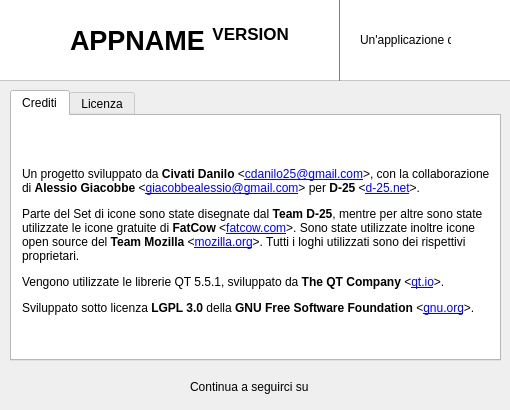
Above: about.ui from D-25/openChecksum before the change. Below: the same form after it.
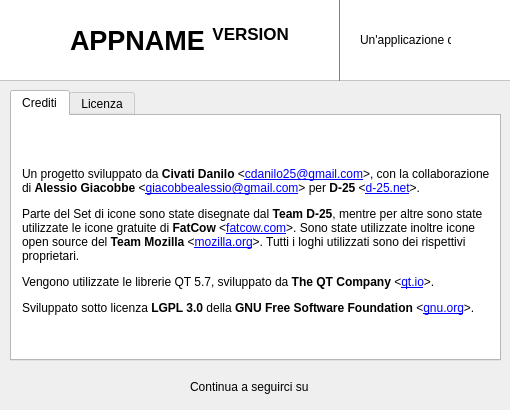
That is the form after the change. Icons and pictures are not drawn.

Commit message: QT Info updated.

Patch:
```diff
--- a/about.ui
+++ b/about.ui
@@ -994,7 +994,7 @@
       </rect>
      </property>
      <property name="text">
-      <string extracomment="Please mantain Style sheet.">&lt;html&gt;&lt;head/&gt;&lt;body&gt;&lt;p&gt;Un progetto sviluppato da &lt;span style=&quot; font-weight:600;&quot;&gt;Civati Danilo&lt;/span&gt; &amp;lt;&lt;a href=&quot;mailto:cdanilo25@gmail.com&quot;&gt;&lt;span style=&quot; text-decoration: underline; color:#0000ff;&quot;&gt;cdanilo25@gmail.com&lt;/span&gt;&lt;/a&gt;&amp;gt;, con la collaborazione di &lt;span style=&quot; font-weight:600;&quot;&gt;Alessio Giacobbe&lt;/span&gt; &amp;lt;&lt;a href=&quot;mailto:giacobbealessio@gmail.com&quot;&gt;&lt;span style=&quot; text-decoration: underline; color:#0000ff;&quot;&gt;giacobbealessio@gmail.com&lt;/span&gt;&lt;/a&gt;&amp;gt; per &lt;span style=&quot; font-weight:600;&quot;&gt;D-25 &lt;/span&gt;&amp;lt;&lt;a href=&quot;http://d-25.net&quot;&gt;&lt;span style=&quot; text-decoration: underline; color:#0000ff;&quot;&gt;d-25.net&lt;/span&gt;&lt;/a&gt;&amp;gt;.&lt;/p&gt;&lt;p&gt;Parte del Set di icone sono state disegnate dal &lt;span style=&quot; font-weight:600;&quot;&gt;Team D-25&lt;/span&gt;, mentre per altre sono state utilizzate le icone gratuite di &lt;span style=&quot; font-weight:600;&quot;&gt;FatCow &lt;/span&gt;&amp;lt;&lt;a href=&quot;http://fatcow.com&quot;&gt;&lt;span style=&quot; text-decoration: underline; color:#0000ff;&quot;&gt;fatcow.com&lt;/span&gt;&lt;/a&gt;&amp;gt;. Sono state utilizzate inoltre icone open source del &lt;span style=&quot; font-weight:600;&quot;&gt;Team Mozilla &lt;/span&gt;&amp;lt;&lt;a href=&quot;http://www.mozilla.org&quot;&gt;&lt;span style=&quot; text-decoration: underline; color:#0000ff;&quot;&gt;mozilla.org&lt;/span&gt;&lt;/a&gt;&amp;gt;. Tutti i loghi utilizzati sono dei rispettivi proprietari.&lt;/p&gt;&lt;p&gt;Vengono utilizzate le librerie QT 5.5.1, sviluppato da &lt;span style=&quot; font-weight:600;&quot;&gt;The QT Company &lt;/span&gt;&amp;lt;&lt;a href=&quot;http://qt.io&quot;&gt;&lt;span style=&quot; text-decoration: underline; color:#0000ff;&quot;&gt;qt.io&lt;/span&gt;&lt;/a&gt;&amp;gt;.&lt;/p&gt;&lt;p&gt;Sviluppato sotto licenza &lt;span style=&quot; font-weight:600;&quot;&gt;LGPL 3.0&lt;/span&gt; della &lt;span style=&quot; font-weight:600;&quot;&gt;GNU Free Software Foundation &lt;/span&gt;&amp;lt;&lt;a href=&quot;http://gnu.org&quot;&gt;&lt;span style=&quot; text-decoration: underline; color:#0000ff;&quot;&gt;gnu.org&lt;/span&gt;&lt;/a&gt;&amp;gt;.&lt;/p&gt;&lt;/body&gt;&lt;/html&gt;</string>
+      <string extracomment="Please mantain Style sheet.">&lt;html&gt;&lt;head/&gt;&lt;body&gt;&lt;p&gt;Un progetto sviluppato da &lt;span style=&quot; font-weight:600;&quot;&gt;Civati Danilo&lt;/span&gt; &amp;lt;&lt;a href=&quot;mailto:cdanilo25@gmail.com&quot;&gt;&lt;span style=&quot; text-decoration: underline; color:#0000ff;&quot;&gt;cdanilo25@gmail.com&lt;/span&gt;&lt;/a&gt;&amp;gt;, con la collaborazione di &lt;span style=&quot; font-weight:600;&quot;&gt;Alessio Giacobbe&lt;/span&gt; &amp;lt;&lt;a href=&quot;mailto:giacobbealessio@gmail.com&quot;&gt;&lt;span style=&quot; text-decoration: underline; color:#0000ff;&quot;&gt;giacobbealessio@gmail.com&lt;/span&gt;&lt;/a&gt;&amp;gt; per &lt;span style=&quot; font-weight:600;&quot;&gt;D-25 &lt;/span&gt;&amp;lt;&lt;a href=&quot;http://d-25.net&quot;&gt;&lt;span style=&quot; text-decoration: underline; color:#0000ff;&quot;&gt;d-25.net&lt;/span&gt;&lt;/a&gt;&amp;gt;.&lt;/p&gt;&lt;p&gt;Parte del Set di icone sono state disegnate dal &lt;span style=&quot; font-weight:600;&quot;&gt;Team D-25&lt;/span&gt;, mentre per altre sono state utilizzate le icone gratuite di &lt;span style=&quot; font-weight:600;&quot;&gt;FatCow &lt;/span&gt;&amp;lt;&lt;a href=&quot;http://fatcow.com&quot;&gt;&lt;span style=&quot; text-decoration: underline; color:#0000ff;&quot;&gt;fatcow.com&lt;/span&gt;&lt;/a&gt;&amp;gt;. Sono state utilizzate inoltre icone open source del &lt;span style=&quot; font-weight:600;&quot;&gt;Team Mozilla &lt;/span&gt;&amp;lt;&lt;a href=&quot;http://www.mozilla.org&quot;&gt;&lt;span style=&quot; text-decoration: underline; color:#0000ff;&quot;&gt;mozilla.org&lt;/span&gt;&lt;/a&gt;&amp;gt;. Tutti i loghi utilizzati sono dei rispettivi proprietari.&lt;/p&gt;&lt;p&gt;Vengono utilizzate le librerie QT 5.7, sviluppato da &lt;span style=&quot; font-weight:600;&quot;&gt;The QT Company &lt;/span&gt;&amp;lt;&lt;a href=&quot;http://qt.io&quot;&gt;&lt;span style=&quot; text-decoration: underline; color:#0000ff;&quot;&gt;qt.io&lt;/span&gt;&lt;/a&gt;&amp;gt;.&lt;/p&gt;&lt;p&gt;Sviluppato sotto licenza &lt;span style=&quot; font-weight:600;&quot;&gt;LGPL 3.0&lt;/span&gt; della &lt;span style=&quot; font-weight:600;&quot;&gt;GNU Free Software Foundation &lt;/span&gt;&amp;lt;&lt;a href=&quot;http://gnu.org&quot;&gt;&lt;span style=&quot; text-decoration: underline; color:#0000ff;&quot;&gt;gnu.org&lt;/span&gt;&lt;/a&gt;&amp;gt;.&lt;/p&gt;&lt;/body&gt;&lt;/html&gt;</string>
      </property>
      <property name="wordWrap">
       <bool>true</bool>
```
